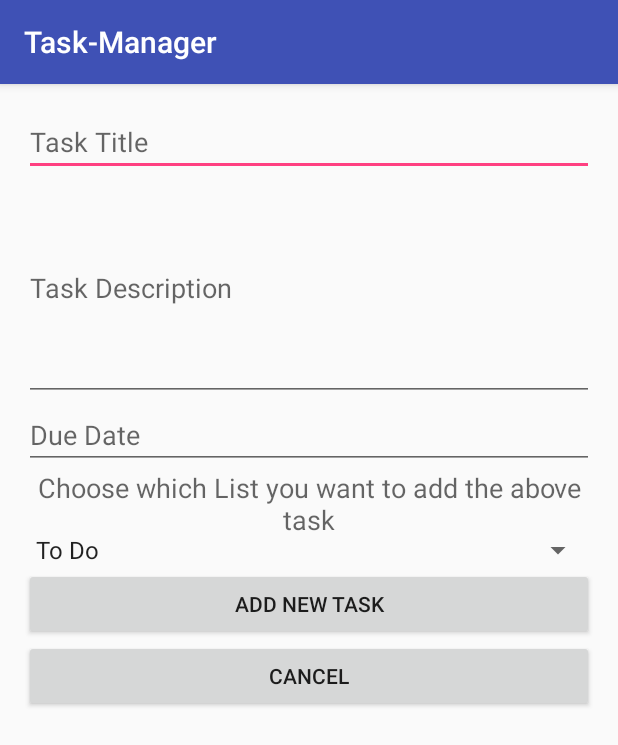
After one commit to mnahm5/Task-Manager, an Android app: the CreateTask screen opened directly, with no data from a screen before it, on a phone screen of 412 x 824 dp. The commit adds this screen. Shown: the top 745 px of the screen. Run offline under Robolectric (Android 15) with nearby library versions, the phone set to English and light mode, and no system bars.

Commit message:
Added Task Creation Activity

```diff
--- /dev/null
+++ b/app/src/main/java/com/example/mnahm5/task_manager/CreateTask.java
@@ -0,0 +1,13 @@
+package com.example.mnahm5.task_manager;
+
+import android.support.v7.app.AppCompatActivity;
+import android.os.Bundle;
+
+public class CreateTask extends AppCompatActivity {
+
+    @Override
+    protected void onCreate(Bundle savedInstanceState) {
+        super.onCreate(savedInstanceState);
+        setContentView(R.layout.activity_create_task);
+    }
+}
--- /dev/null
+++ b/app/src/main/res/layout/activity_create_task.xml
@@ -0,0 +1,79 @@
+<?xml version="1.0" encoding="utf-8"?>
+<RelativeLayout xmlns:android="http://schemas.android.com/apk/res/android"
+    xmlns:tools="http://schemas.android.com/tools"
+    android:layout_width="match_parent"
+    android:layout_height="match_parent"
+    android:paddingBottom="@dimen/activity_vertical_margin"
+    android:paddingLeft="@dimen/activity_horizontal_margin"
+    android:paddingRight="@dimen/activity_horizontal_margin"
+    android:paddingTop="@dimen/activity_vertical_margin"
+    tools:context="com.example.mnahm5.task_manager.CreateTask">
+
+    <EditText
+        android:layout_width="wrap_content"
+        android:layout_height="wrap_content"
+        android:id="@+id/etTaskTitle"
+        android:layout_alignParentTop="true"
+        android:layout_alignParentStart="true"
+        android:layout_alignParentEnd="true"
+        android:hint="@string/task_title" />
+
+    <EditText
+        android:layout_width="wrap_content"
+        android:layout_height="150dp"
+        android:inputType="textMultiLine"
+        android:ems="10"
+        android:id="@+id/editText"
+        android:layout_below="@+id/etTaskTitle"
+        android:layout_alignParentStart="true"
+        android:layout_alignParentEnd="true"
+        android:hint="@string/task_description" />
+
+    <EditText
+        android:layout_width="wrap_content"
+        android:layout_height="wrap_content"
+        android:inputType="date"
+        android:ems="10"
+        android:id="@+id/etDueDate"
+        android:hint="@string/due_date"
+        android:layout_below="@+id/editText"
+        android:layout_alignParentStart="true"
+        android:layout_alignParentEnd="true" />
+    <Spinner
+        android:layout_width="match_parent"
+        android:layout_height="wrap_content"
+        android:entries="@array/taskTypes"
+        android:layout_below="@+id/etDueDate"
+        android:layout_alignParentStart="true"
+        android:layout_marginTop="42dp"
+        android:id="@+id/spTaskType"></Spinner>
+
+    <TextView
+        android:layout_width="wrap_content"
+        android:layout_height="wrap_content"
+        android:textAppearance="?android:attr/textAppearanceMedium"
+        android:text="@string/choose_which_list_you_want_to_add_the_above_task"
+        android:id="@+id/tvTaskType"
+        android:layout_alignParentStart="true"
+        android:layout_below="@+id/etDueDate"
+        android:layout_alignParentEnd="true"
+        android:textAlignment="center" />
+
+    <Button
+        android:layout_width="wrap_content"
+        android:layout_height="wrap_content"
+        android:text="@string/add_new_task"
+        android:id="@+id/btAdd"
+        android:layout_below="@+id/spTaskType"
+        android:layout_alignParentEnd="true"
+        android:layout_alignParentStart="true" />
+
+    <Button
+        android:layout_width="wrap_content"
+        android:layout_height="wrap_content"
+        android:text="@string/cancel"
+        android:id="@+id/btCancel"
+        android:layout_below="@+id/btAdd"
+        android:layout_alignParentStart="true"
+        android:layout_alignParentEnd="true" />
+</RelativeLayout>
--- a/app/src/main/res/values/strings.xml
+++ b/app/src/main/res/values/strings.xml
@@ -28,4 +28,15 @@
     <string name="doing">Doing</string>
     <string name="done">Done</string>
     <string name="edit_project_details">Edit Project Details</string>
+    <string name="title_activity_project_tasks">ProjectTasks</string>
+    <string name="task_title">Task Title</string>
+    <string name="task_description">Task Description</string>
+    <string name="due_date">Due Date</string>
+    <string name="choose_which_list_you_want_to_add_the_above_task">Choose which List you want to add the above task</string>
+    <string name="add_new_task">Add New Task</string>
+    <string-array name="taskTypes">
+        <item>To Do</item>
+        <item>Doing</item>
+        <item>Done</item>
+    </string-array>
 </resources>
```
Also changed, not shown: app/src/main/AndroidManifest.xml (+6 -1 lines), app/src/main/java/com/example/mnahm5/task_manager/ProjectActivity.java (+17 -1 lines), app/src/main/java/com/example/mnahm5/task_manager/ProjectTasks.java (added, +39 -0 lines), app/src/main/res/layout/activity_project_tasks.xml (added, +34 -0 lines), app/src/main/res/layout/content_project_tasks.xml (added, +21 -0 lines).
